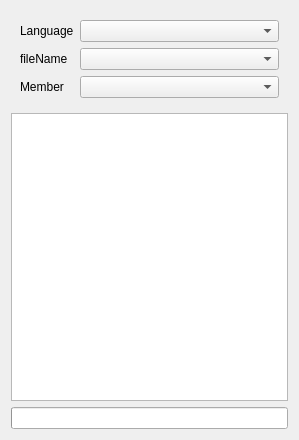
First picture: the form in v2/branches/dev/qCtagsSense/src/qCtagsSenseBrowser.ui, repository testmana2/mks, before the edit.
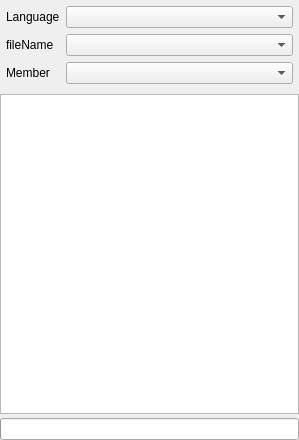
Second picture: the form after the edit.

Commit message: Some update on layouts for mac os x

What changed in the file:
```diff
--- a/v2/branches/dev/qCtagsSense/src/qCtagsSenseBrowser.ui
+++ b/v2/branches/dev/qCtagsSense/src/qCtagsSenseBrowser.ui
@@ -10,9 +10,21 @@
    </rect>
   </property>
   <layout class="QVBoxLayout" name="verticalLayout" >
+   <property name="spacing" >
+    <number>4</number>
+   </property>
+   <property name="margin" >
+    <number>0</number>
+   </property>
    <item>
     <widget class="QWidget" native="1" name="wTopContainer" >
      <layout class="QGridLayout" name="gridLayout" >
+      <property name="margin" >
+       <number>6</number>
+      </property>
+      <property name="spacing" >
+       <number>6</number>
+      </property>
       <item row="2" column="0" >
        <widget class="QLabel" name="lMembers" >
         <property name="sizePolicy" >
```
The commit also changes 1 other file.
